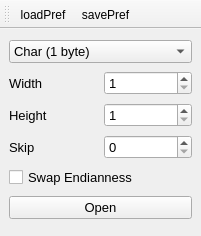
Old version of the form UIs/nOpenRAW.ui in the repository NeutrinoToolkit/Neutrino.
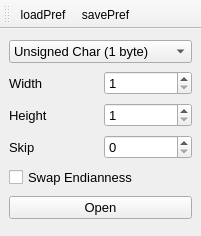
New version of the form. Icons and pictures are not drawn.

Commit message: better grid support, more secure nPhysFormats

Patch:
```diff
--- a/UIs/nOpenRAW.ui
+++ b/UIs/nOpenRAW.ui
@@ -34,6 +34,11 @@
       <property name="neutrinoSave" stdset="0">
        <bool>true</bool>
       </property>
+      <item>
+       <property name="text">
+        <string>Unsigned Char (1 byte)</string>
+       </property>
+      </item>
       <item>
        <property name="text">
         <string>Char (1 byte)</string>
```
Left out of the diff: 8 changed lines with no effect on the pictures. The commit also changes 2 other files.
